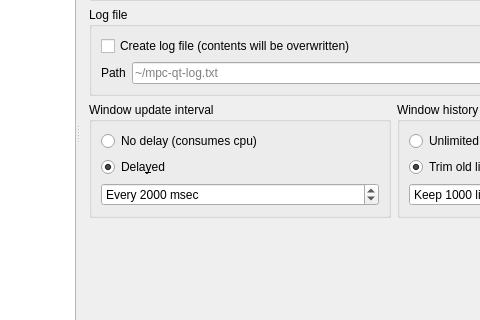
Above: settingswindow.ui from mpc-qt/mpc-qt before the change; both pictures show x 178 to 658 and y 156 to 476 of the 896 by 605 pixel window. Below: the same form after it.
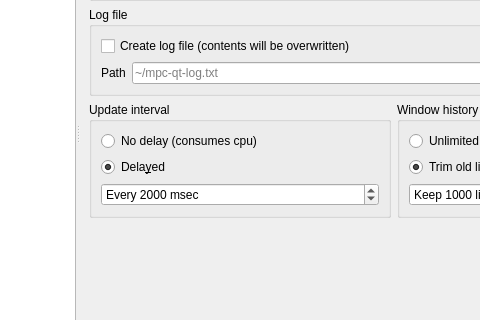
That is the form after the change. The open tabs and pages were chosen to show the change.

Commit message:
Window update interval -> Update interval
Update translations and ui files with the new string.

It appears that Qt also decided to shuffle some xml nodes around in the
ui file, even though it doesn't change anything.

Diff of the .ui file:
```diff
--- a/settingswindow.ui
+++ b/settingswindow.ui
@@ -7892,7 +7892,7 @@
            <item row="3" column="0">
             <widget class="QGroupBox" name="logUpdateBox">
              <property name="title">
-              <string>Window update interval</string>
+              <string>Update interval</string>
              </property>
              <layout class="QVBoxLayout" name="verticalLayout_7">
               <item>
```
Left out of the diff: 38 changed lines with no effect on the pictures. The commit also changes 8 other files.
